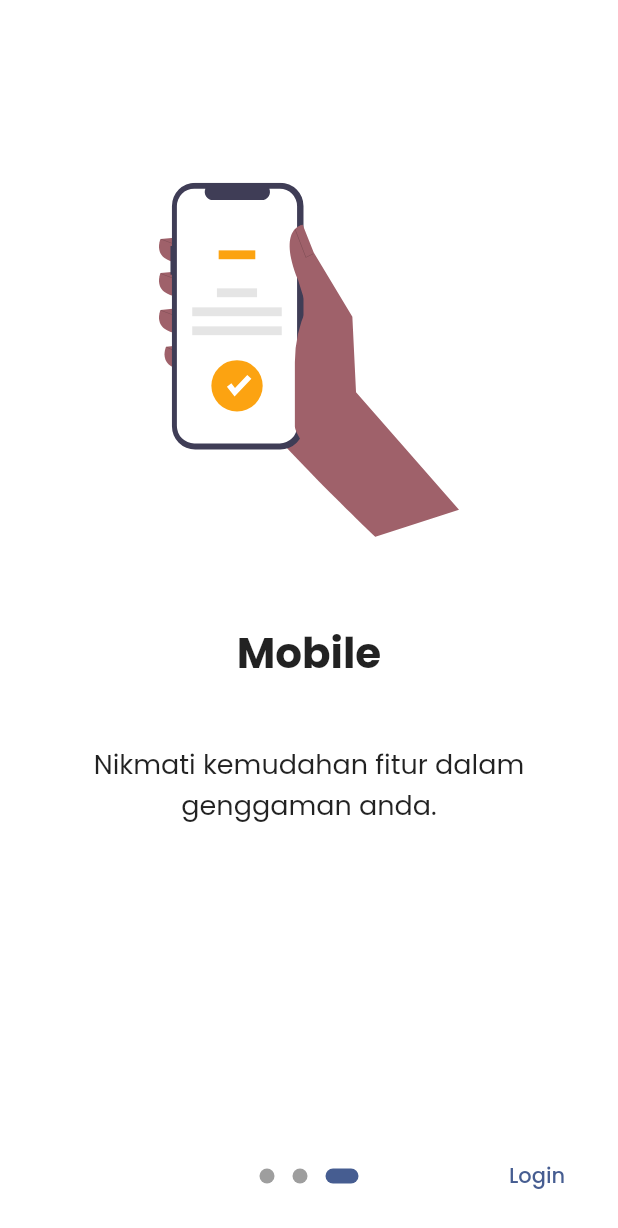
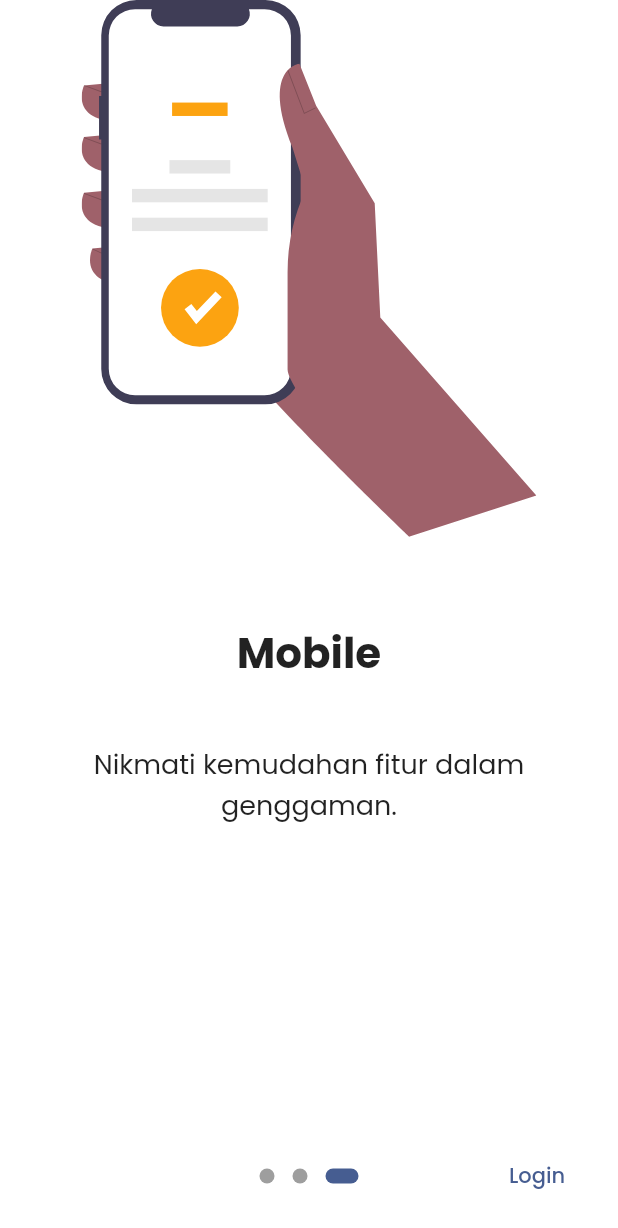
Before and after one commit to mdsetiawan11/anterin_kc_pky, a Flutter app: the screen it shows after launch, swiped to page 3, on a phone screen of 412 x 824 dp. Shown: the top 1228 px of the screen. Run offline on Flutter 3.47's test engine with Material 2 defaults, Android fonts, the phone set to English and light mode, and no system bars; drawn by our look-alikes of introduction_screen; our stand-ins replace awesome_dialog, flutter_custom_clippers, flutter_rating_bar, flutter_slidable, flutter_svg, fluttertoast and 5 more; missing offline and left inert: material_dialogs.

Commit message:
edit intro

```diff
--- a/lib/pages/auth/intro.dart
+++ b/lib/pages/auth/intro.dart
@@ -39,11 +39,11 @@ class _IntroductionPageState extends State<IntroductionPage> {
             )),
         PageViewModel(
             title: 'Mobile',
-            body: 'Nikmati kemudahan fitur dalam genggaman anda.',
+            body: 'Nikmati kemudahan fitur dalam genggaman.',
             decoration: pageDecoration,
             image: SvgPicture.asset(
               'assets/mobile.svg',
-              width: 200,
+              width: 350,
             ))
       ],
       onDone: () {
```
